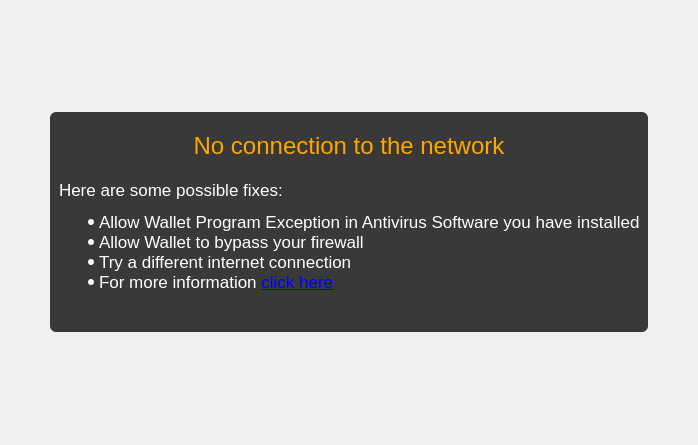
The window that src/qt/forms/noconnection.ui (NoLimitCoin/NoLimitCoin-Core) describes before a commit, drawn with Qt 5.
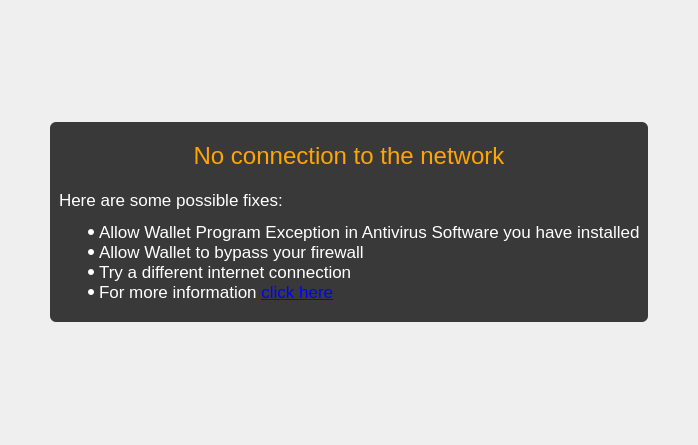
The same window after the commit.

Diff of the .ui file:
```diff
--- a/src/qt/forms/noconnection.ui
+++ b/src/qt/forms/noconnection.ui
@@ -32,13 +32,13 @@
      <property name="minimumSize">
       <size>
        <width>520</width>
-       <height>220</height>
+       <height>200</height>
       </size>
      </property>
      <property name="maximumSize">
       <size>
        <width>16777215</width>
-       <height>220</height>
+       <height>200</height>
       </size>
      </property>
      <property name="styleSheet">
```
